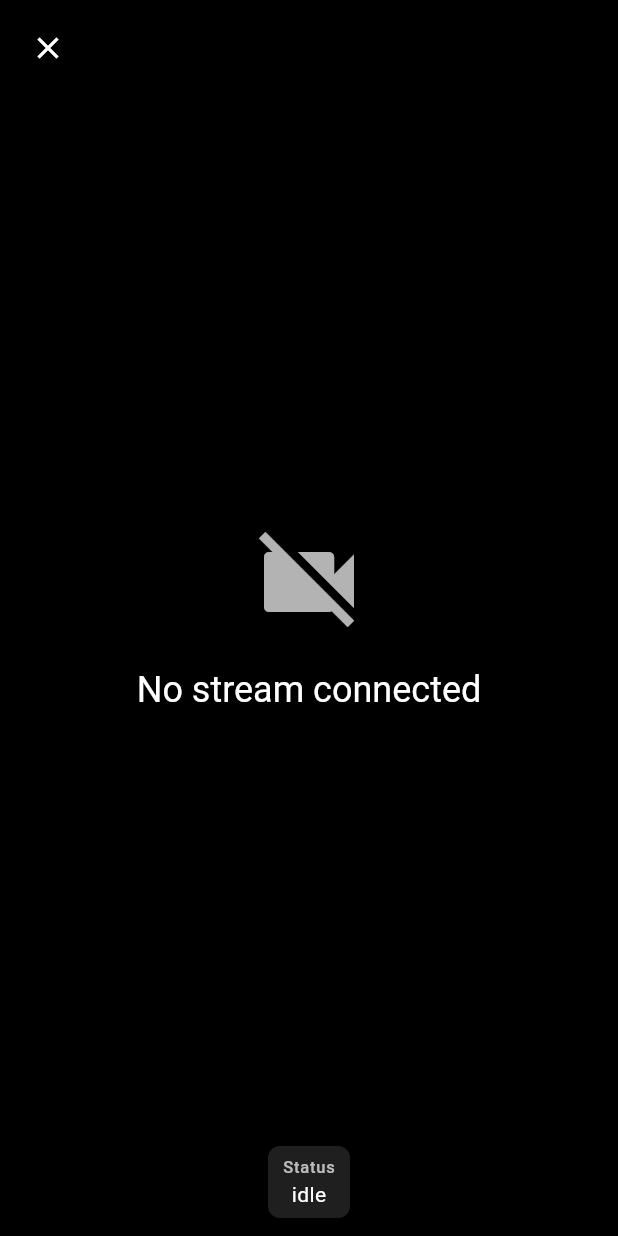
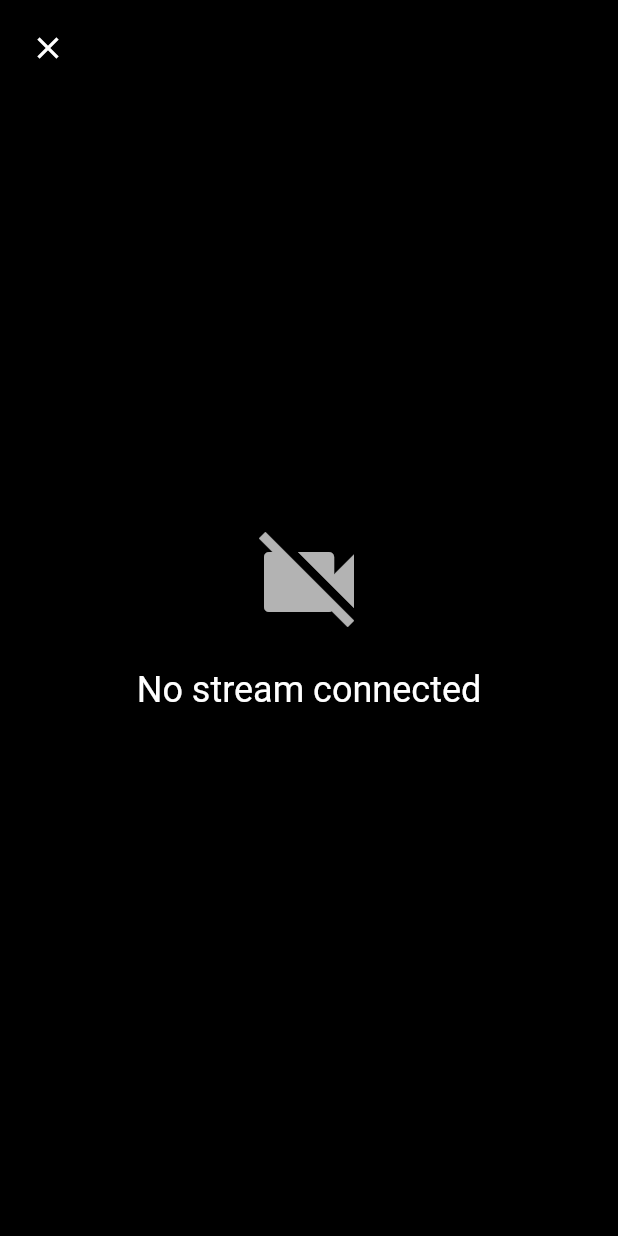
Before and after one commit to BBowdon00/Hydroponic_Monitor, a Flutter app: the _FullscreenVideoPage screen opened directly, on a phone screen of 412 x 824 dp. Run offline on Flutter 3.47's test engine with Material 3 defaults, Android fonts, the phone set to English and light mode, and no system bars; our stand-ins replace fl_chart, flutter_dotenv, flutter_secure_storage, go_router, hooks_riverpod, shared_preferences and 1 more; missing offline and left inert: dart:html, dart:ui_web, influxdb_client, mqtt_client; accounts and stored records are empty; network calls fail.

Commit message:
Video stream working!

```diff
--- a/lib/presentation/pages/video_page.dart
+++ b/lib/presentation/pages/video_page.dart
@@ -1,4 +1,5 @@
 import 'package:flutter/material.dart';
+import 'package:flutter/services.dart';
 import 'package:hooks_riverpod/hooks_riverpod.dart';
 import 'dart:async';
 import 'package:flutter/foundation.dart' show kIsWeb;
@@ -170,42 +171,6 @@ class _VideoPageState extends ConsumerState<VideoPage> {
               ),
               const SizedBox(height: AppTheme.spaceMd),
               buildVideoArea(),
-              if (videoState.phase == VideoConnectionPhase.playing) ...[
-                const SizedBox(height: AppTheme.spaceMd),
-                Card(
-                  child: Padding(
-                    padding: const EdgeInsets.all(AppTheme.spaceMd),
-                    child: Row(
-                      mainAxisAlignment: MainAxisAlignment.spaceEvenly,
-                      children: [
-                        Column(
-                          children: [
-                            Text(
-                              'Resolution',
-                              style: theme.textTheme.bodySmall,
-                            ),
-                            Text(
-                              '${videoState.resolution.width.toInt()}×${videoState.resolution.height.toInt()}',
-                              style: theme.textTheme.titleSmall,
-                            ),
-                          ],
-                        ),
-                        Column(
-                          children: [
-                            Text('Status', style: theme.textTheme.bodySmall),
-                            Text(
-                              'Playing',
-                              style: theme.textTheme.titleSmall?.copyWith(
-                                color: Colors.green,
-                              ),
-                            ),
-                          ],
-                        ),
-                      ],
-                    ),
-                  ),
-                ),
-              ],
             ];
 
             final column = Column(
@@ -329,9 +294,10 @@ class _VideoPageState extends ConsumerState<VideoPage> {
                   key: const Key('fullscreen_button'),
                   icon: const Icon(Icons.fullscreen, color: Colors.white70),
                   onPressed: () {
-                    Navigator.of(context).push(
+                    Navigator.of(context, rootNavigator: true).push(
                       MaterialPageRoute(
                         builder: (_) => const _FullscreenVideoPage(),
+                        fullscreenDialog: true,
                       ),
                     );
                   },
@@ -386,9 +352,10 @@ class _VideoPageState extends ConsumerState<VideoPage> {
                 key: const Key('fullscreen_button'),
                 icon: const Icon(Icons.fullscreen, color: Colors.white70),
                 onPressed: () {
-                  Navigator.of(context).push(
+                  Navigator.of(context, rootNavigator: true).push(
                     MaterialPageRoute(
                       builder: (_) => const _FullscreenVideoPage(),
+                      fullscreenDialog: true,
                     ),
                   );
                 },
@@ -745,11 +712,30 @@ class VideoStateNotifier extends StateNotifier<VideoState> {
 }
 
 /// Fullscreen video page for HLS video playback
-class _FullscreenVideoPage extends ConsumerWidget {
+class _FullscreenVideoPage extends ConsumerStatefulWidget {
   const _FullscreenVideoPage();
 
   @override
-  Widget build(BuildContext context, WidgetRef ref) {
+  ConsumerState<_FullscreenVideoPage> createState() => _FullscreenVideoPageState();
+}
+
+class _FullscreenVideoPageState extends ConsumerState<_FullscreenVideoPage> {
+  @override
+  void initState() {
+    super.initState();
+    // Hide system UI (status bar and navigation bar) for true fullscreen
+    SystemChrome.setEnabledSystemUIMode(SystemUiMode.immersiveSticky);
+  }
+
+  @override
+  void dispose() {
+    // Restore system UI when leaving fullscreen
+    SystemChrome.setEnabledSystemUIMode(SystemUiMode.edgeToEdge);
+    super.dispose();
+  }
+
+  @override
+  Widget build(BuildContext context) {
     final videoState = ref.watch(videoStateProvider);
     final hlsController = ref.read(hlsStreamControllerProvider);
 
@@ -786,8 +772,7 @@ class _FullscreenVideoPage extends ConsumerWidget {
 
     return Scaffold(
       backgroundColor: Colors.black,
-      body: SafeArea(
-        child: Stack(
+      body: Stack(
         children: [
           Center(
             child: Hero(
@@ -807,21 +792,7 @@ class _FullscreenVideoPage extends ConsumerWidget {
               tooltip: 'Exit Fullscreen',
             ),
           ),
-            // Show status label
-            if (videoState.phase != VideoConnectionPhase.playing)
-              Positioned(
-                bottom: 12,
-                left: 12,
-                right: 12,
-                child: Center(
-                  child: _StatChip(
-                    label: 'Status',
-                    value: videoState.phase.name,
-                  ),
-                ),
-              ),
         ],
-        ),
       ),
     );
   }
@@ -901,40 +872,3 @@ class _FullscreenVideoPage extends ConsumerWidget {
     }
   }
 }
-
-class _StatChip extends StatelessWidget {
-  const _StatChip({required this.label, required this.value});
-
-  final String label;
-  final String value;
-
-  @override
-  Widget build(BuildContext context) {
-    return DecoratedBox(
-      decoration: BoxDecoration(
-        color: Colors.white.withValues(alpha: 0.12),
-        borderRadius: BorderRadius.circular(8),
-      ),
-      child: Padding(
-        padding: const EdgeInsets.symmetric(horizontal: 10, vertical: 6),
-        child: Column(
-          mainAxisSize: MainAxisSize.min,
-          children: [
-            Text(
-              label,
-              style: Theme.of(
-                context,
-              ).textTheme.labelSmall?.copyWith(color: Colors.white70),
-            ),
-            Text(
-              value,
-              style: Theme.of(
-                context,
-              ).textTheme.bodyMedium?.copyWith(color: Colors.white),
-            ),
-          ],
-        ),
-      ),
-    );
-  }
-}
```
Also changed, not shown: 2 other files. Lines whose indentation alone changed are shown as unchanged.
